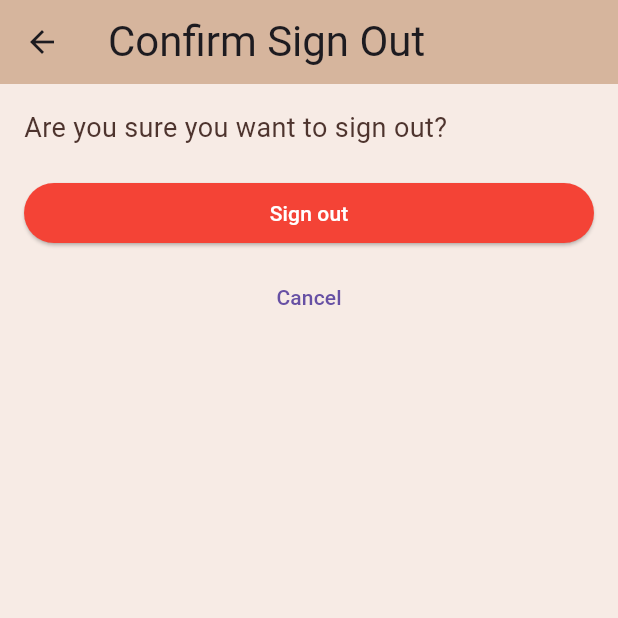
After one commit to AryanAtif/SFW-Project, a Flutter app: the SignOutPage screen opened directly, on a phone screen of 412 x 824 dp, the top half of it. The commit adds this screen. Run offline on Flutter 3.47's test engine with Material 3 defaults, Android fonts, the phone set to English and light mode, and no system bars; our stand-ins replace flutter_dotenv, google_generative_ai, supabase_flutter, table_calendar; missing offline and left inert: file_selector; accounts and stored records are empty; network calls fail.

Commit message:
Add: a sign out option

```diff
--- /dev/null
+++ b/lib/sign_out_page.dart
@@ -0,0 +1,49 @@
+import 'package:flutter/material.dart';
+import 'package:supabase_flutter/supabase_flutter.dart';
+import 'auth_page.dart';
+
+class SignOutPage extends StatelessWidget {
+  const SignOutPage({super.key});
+
+  Future<void> _signOut(BuildContext context) async {
+    try {
+      await Supabase.instance.client.auth.signOut();
+    } catch (e) {
+      // ignore; we'll still return to auth gate
+    }
+
+    // Replace the navigation stack with the AuthGate (top-level home)
+    // so the app will show the login screen.
+    Navigator.of(context).pushAndRemoveUntil(
+      MaterialPageRoute(builder: (_) => const AuthGate()),
+      (route) => false,
+    );
+  }
+
+  @override
+  Widget build(BuildContext context) {
+    return Scaffold(
+      appBar: AppBar(title: const Text('Confirm Sign Out')),
+      body: Padding(
+        padding: const EdgeInsets.all(16.0),
+        child: Column(
+          crossAxisAlignment: CrossAxisAlignment.stretch,
+          children: [
+            const Text('Are you sure you want to sign out?', style: TextStyle(fontSize: 18)),
+            const SizedBox(height: 20),
+            ElevatedButton(
+              style: ElevatedButton.styleFrom(backgroundColor: Colors.red),
+              onPressed: () => _signOut(context),
+              child: const Text('Sign out', style: TextStyle(color: Colors.white)),
+            ),
+            const SizedBox(height: 8),
+            TextButton(
+              onPressed: () => Navigator.of(context).pop(),
+              child: const Text('Cancel'),
+            ),
+          ],
+        ),
+      ),
+    );
+  }
+}
--- a/pubspec.yaml
+++ b/pubspec.yaml
@@ -9,13 +9,11 @@ environment:
 dependencies:
   flutter:
     sdk: flutter
-  # firebase_core: ^4.2.1
   google_generative_ai: ^0.4.0
   flutter_dotenv: ^5.1.0  # For API key management (optional but recommended)
   shared_preferences: ^2.2.0  # For persisting chat messages
   file_selector: ^1.0.4
   supabase_flutter: ^2.5.0
-  # firebase_auth: ^6.1.2
   url_launcher: ^6.1.10
 
 dev_dependencies:
```
Also changed, not shown: lib/auth_page.dart (+37 -9 lines), lib/main.dart (+56 -9 lines), lib/supabase_helper.dart (added, +58 -0 lines), 1 other file.
